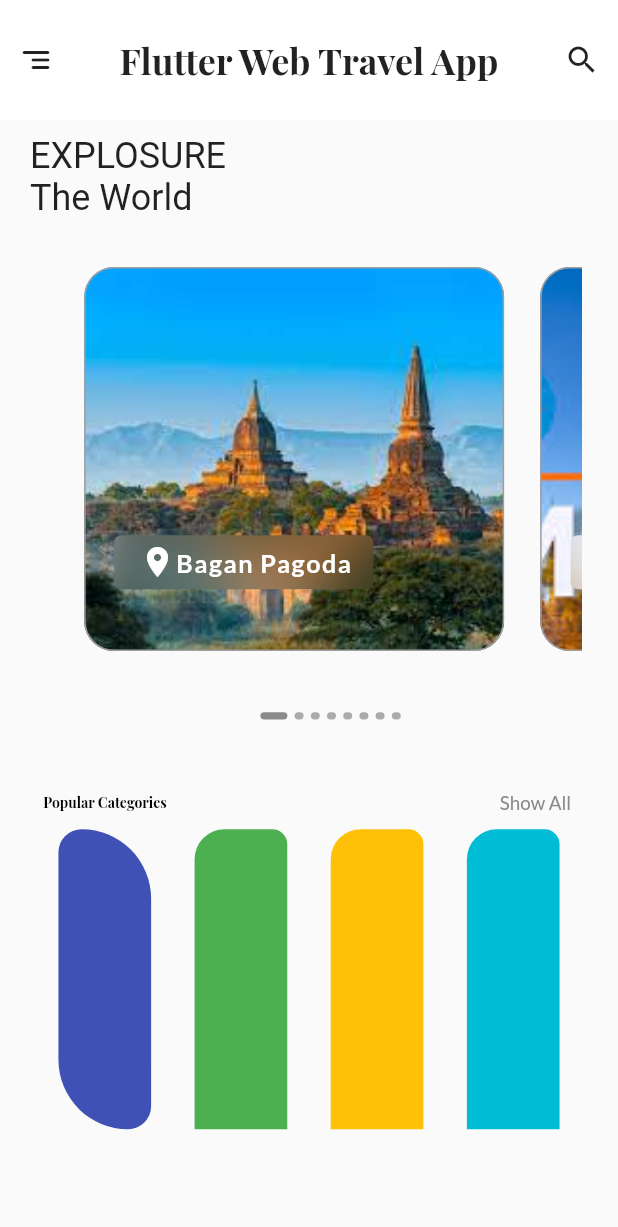
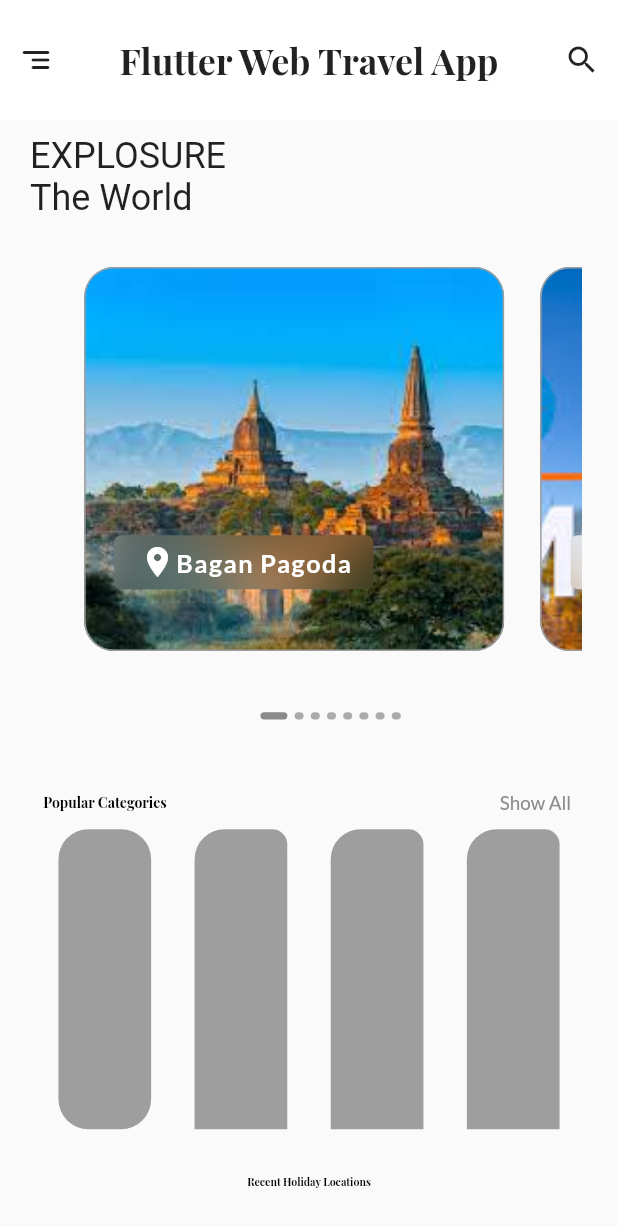
Before and after one commit to mmcodetester/travel_app_design_web, a Flutter app: the screen it shows after launch, on a phone screen of 412 x 824 dp. Shown: the top 1227 px of the screen. Run offline on Flutter 3.47's test engine with Material 2 defaults, Android fonts, the phone set to English and light mode, and no system bars; drawn by our look-alikes of smooth_page_indicator; our stand-ins replace google_fonts; Roboto replaces fonts that are missing (Alef).

Commit message:
need change

```diff
--- a/lib/ui/home_page.dart
+++ b/lib/ui/home_page.dart
@@ -1,7 +1,9 @@
 import 'package:flutter/material.dart';
 import 'package:google_fonts/google_fonts.dart';
+import 'package:travel_web_app_design/ui/sections/bagan_section.dart';
 import 'package:travel_web_app_design/ui/sections/dot_indicator.dart';
 import 'package:travel_web_app_design/ui/sections/header.dart';
+import 'package:travel_web_app_design/ui/sections/recent_holiday.dart';
 import 'package:travel_web_app_design/ui/sections/search_bar.dart';
 
 import 'sections/button_section.dart';
@@ -74,7 +76,39 @@ class _HomePageState extends State<HomePage> {
             const Padding(
               padding: EdgeInsets.all(10.0),
               child: ButtonSection(),
-            )
+            ),
+            Container(
+              padding: const EdgeInsets.only(top: 20),
+              width: MediaQuery.of(context).size.width * 0.2,
+              child: FittedBox(
+                child: Text(
+                  'Recent Holiday Locations',
+                  style: GoogleFonts.playfairDisplay(
+                    fontWeight: FontWeight.w700,
+                    color: const Color(0xFF000000),
+                  ),
+                ),
+              ),
+            ),
+            // const Padding(
+            //   padding: EdgeInsets.all(10.0),
+            //   child: BaganView(),
+            // ),
+            RecentSection(),
+
+            Container(
+              padding: const EdgeInsets.only(top: 20),
+              width: MediaQuery.of(context).size.width * 0.2,
+              child: FittedBox(
+                child: Text(
+                  'Recent Holiday Locations',
+                  style: GoogleFonts.playfairDisplay(
+                    fontWeight: FontWeight.w700,
+                    color: const Color(0xFF000000),
+                  ),
+                ),
+              ),
+            ),
           ],
         ),
       ),
--- /dev/null
+++ b/lib/ui/sections/bagan_section.dart
@@ -0,0 +1,18 @@
+import 'package:flutter/material.dart';
+
+class BaganView extends StatelessWidget {
+  const BaganView({Key? key}) : super(key: key);
+
+  @override
+  Widget build(BuildContext context) {
+    return Container(
+      padding: EdgeInsets.zero,
+      width: MediaQuery.of(context).size.width * 1.0,
+      height: MediaQuery.of(context).size.height * 0.7,
+      decoration: const BoxDecoration(
+          borderRadius: BorderRadius.all(Radius.circular(20)),
+          image: DecorationImage(
+              image: AssetImage('images/bagan.jpg'), fit: BoxFit.cover)),
+    );
+  }
+}
--- a/lib/ui/sections/button_section.dart
+++ b/lib/ui/sections/button_section.dart
@@ -12,18 +12,18 @@ class ButtonSection extends StatelessWidget {
           width: MediaQuery.of(context).size.width * 0.15,
           height: 200,
           decoration: const BoxDecoration(
-              color: Colors.indigo,
+              color: Colors.grey,
               borderRadius: BorderRadius.only(
-                  bottomLeft: Radius.circular(60),
+                  bottomLeft: Radius.circular(20),
                   bottomRight: Radius.circular(20),
-                  topRight: Radius.circular(60),
+                  topRight: Radius.circular(20),
                   topLeft: Radius.circular(20.0))),
         ),
         Container(
           width: MediaQuery.of(context).size.width * 0.15,
           height: 200,
           decoration: const BoxDecoration(
-              color: Colors.green,
+              color: Colors.grey,
               borderRadius: BorderRadius.only(
                   topRight: Radius.circular(10),
                   topLeft: Radius.circular(20.0))),
@@ -32,7 +32,7 @@ class ButtonSection extends StatelessWidget {
           width: MediaQuery.of(context).size.width * 0.15,
           height: 200,
           decoration: const BoxDecoration(
-              color: Colors.amber,
+              color: Colors.grey,
               borderRadius: BorderRadius.only(
                   topRight: Radius.circular(10),
                   topLeft: Radius.circular(20.0))),
@@ -41,7 +41,7 @@ class ButtonSection extends StatelessWidget {
           width: MediaQuery.of(context).size.width * 0.15,
           height: 200,
           decoration: const BoxDecoration(
-              color: Colors.cyan,
+              color: Colors.grey,
               borderRadius: BorderRadius.only(
                   topRight: Radius.circular(10),
                   topLeft: Radius.circular(20.0))),
--- /dev/null
+++ b/lib/ui/sections/recent_holiday.dart
@@ -0,0 +1,122 @@
+import 'package:flutter/material.dart';
+
+class RecentSection extends StatelessWidget {
+  // ignore: prefer_typing_uninitialized_variables
+  RecentSection({Key? key}) : super(key: key);
+  final ScrollController controller = ScrollController();
+  @override
+  Widget build(BuildContext context) {
+    return Container(
+        height: MediaQuery.of(context).size.height * 0.8,
+        //width: double.infinity,
+        padding: const EdgeInsets.fromLTRB(20, 20, 0, 0),
+        child: Column(
+          mainAxisAlignment: MainAxisAlignment.spaceEvenly,
+          children: [
+            Row(mainAxisAlignment: MainAxisAlignment.spaceAround, children: [
+              Container(
+                decoration: const BoxDecoration(color: Colors.white),
+                padding: EdgeInsets.zero,
+                width: 400,
+                height: 200,
+                child: Row(
+                  children: [
+                    Image.asset(
+                      'images/bagan.jpg',
+                      width: 170,
+                      height: 200,
+                      fit: BoxFit.fitHeight,
+                    ),
+                  ],
+                ),
+              ),
+              Container(
+                decoration: const BoxDecoration(color: Colors.white),
+                padding: EdgeInsets.zero,
+                width: 400,
+                height: 200,
+                child: Row(
+                  children: [
+                    Image.asset(
+                      'images/bagan.jpg',
+                      width: 170,
+                      height: 300,
+                      fit: BoxFit.fitHeight,
+                    ),
+                  ],
+                ),
+              ),
+              Container(
+                decoration: const BoxDecoration(color: Colors.white),
+                padding: EdgeInsets.zero,
+                width: 400,
+                height: 200,
+                child: Row(
+                  children: [
+                    Image.asset(
+                      'images/kyaingtone.jpg',
+                      width: 170,
+                      height: 200,
+                      fit: BoxFit.fitHeight,
+                    ),
+                  ],
+                ),
+              ),
+            ]),
+            Row(
+                //crossAxisAlignment: CrossAxisAlignment.stretch,
+                mainAxisAlignment: MainAxisAlignment.spaceAround,
+                children: [
+                  Container(
+                    decoration: const BoxDecoration(color: Colors.white),
+                    padding: EdgeInsets.zero,
+                    width: 400,
+                    height: 200,
+                    child: Row(
+                      children: [
+                        Image.asset(
+                          'images/sagaing.jpg',
+                          width: 150,
+                          height: 200,
+                          fit: BoxFit.fitHeight,
+                        ),
+                      ],
+                    ),
+                  ),
+                  Container(
+                    decoration: const BoxDecoration(color: Colors.white),
+                    padding: EdgeInsets.zero,
+                    width: 400,
+                    height: 200,
+                    child: Row(
+                      children: [
+                        Image.asset(
+                          'images/bagan.jpg',
+                          width: 150,
+                          height: 200,
+                          fit: BoxFit.fitHeight,
+                        ),
+                      ],
+                    ),
+                  ),
+                  Container(
+                    decoration: const BoxDecoration(color: Colors.white),
+                    padding: EdgeInsets.zero,
+                    width: 400,
+                    height: 200,
+                    child: Row(
+                      children: [
+                        Image.asset(
+                          'images/bagan.jpg',
+                          width: 150,
+                          height: 200,
+                          fit: BoxFit.fitHeight,
+                        ),
+                      ],
+                    ),
+                  ),
+                ]),
+          ],
+        ));
+  }
+}
```
Also changed, not shown: images/bagan.jpg (added), images/bagan2.jpg (added), images/kyaingtone.jpg (added), images/kyeikhteeyoe.jpg (added), images/sagaing.jpg (added), images/shwedagon.jpg (added).
